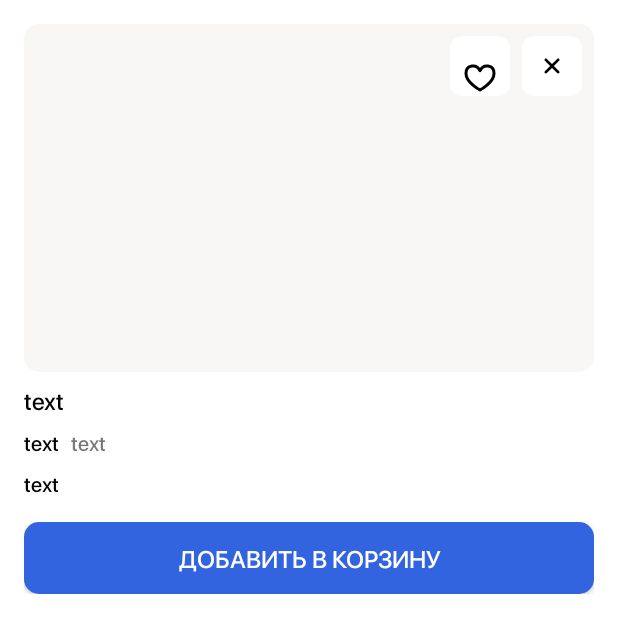
After one commit to VladMikh95/food-shop, an Android app: the layout fragment_dish_dialog.xml on its own in the app's theme, with its tools: preview values and no code run, on a phone screen of 412 x 824 dp. The commit adds this screen. Shown: the top 633 px of the screen. Run offline under Robolectric (Android 15) with nearby library versions, the phone set to English and light mode, and no system bars; network calls fail.

Commit message:
Добавлен DialogFragment, установлены значения по умолчанию в data class

```diff
--- a/app/build.gradle
+++ b/app/build.gradle
@@ -4,6 +4,7 @@ plugins {
     id 'kotlin-kapt'
     id("com.google.dagger.hilt.android")
     id("androidx.navigation.safeargs")
+    id 'kotlin-parcelize'
 }
 
 android {
--- a/app/src/main/java/ml/vladmikh/projects/food_shop/data/network/models/Category.kt
+++ b/app/src/main/java/ml/vladmikh/projects/food_shop/data/network/models/Category.kt
@@ -1,7 +1,7 @@
 package ml.vladmikh.projects.food_shop.data.network.models
 
 data class Category(
-    val id: Int,
-    val image_url: String,
-    val name: String
+    val id: Int = 0,
+    val image_url: String = "",
+    val name: String = ""
 )
--- /dev/null
+++ b/app/src/main/res/drawable/dialog_add_to_basket.xml
@@ -0,0 +1,11 @@
+<?xml version="1.0" encoding="utf-8"?>
+<shape xmlns:android="http://schemas.android.com/apk/res/android"
+    android:shape="rectangle">
+
+    <solid
+        android:color="@color/blue"/>
+
+    <corners
+        android:radius="10dp"/>
+
+</shape>
--- /dev/null
+++ b/app/src/main/res/drawable/dialog_background.xml
@@ -0,0 +1,13 @@
+<?xml version="1.0" encoding="utf-8"?>
+<shape xmlns:android="http://schemas.android.com/apk/res/android"
+    android:shape="rectangle">
+
+    <solid
+        android:color="#FFFFFFFF"/>
+
+    <corners
+        android:radius="15dp"/>
+
+
+
+</shape>
--- /dev/null
+++ b/app/src/main/res/drawable/dialog_button_close.xml
@@ -0,0 +1,11 @@
+<?xml version="1.0" encoding="utf-8"?>
+<vector xmlns:android="http://schemas.android.com/apk/res/android"
+    android:width="24dp"
+    android:height="24dp"
+    android:viewportWidth="24"
+    android:viewportHeight="24">
+
+    <path
+        android:fillColor="#000000"
+        android:pathData="M16.7364 7.2636C17.0879 7.61508 17.0879 8.18492 16.7364 8.5364L13.273 12L16.7364 15.4636C17.0586 15.7858 17.0854 16.2915 16.817 16.6442L16.7364 16.7364C16.3849 17.0879 15.8151 17.0879 15.4636 16.7364L12 13.273L8.5364 16.7364C8.18492 17.0879 7.61508 17.0879 7.2636 16.7364C6.91213 16.3849 6.91213 15.8151 7.2636 15.4636L10.727 12L7.2636 8.5364C6.94142 8.21421 6.91457 7.70853 7.18306 7.35577L7.2636 7.2636C7.61508 6.91213 8.18492 6.91213 8.5364 7.2636L12 10.727L15.4636 7.2636C15.8151 6.91213 16.3849 6.91213 16.7364 7.2636Z" />
+</vector>
--- /dev/null
+++ b/app/src/main/res/drawable/dialog_button_favorities.xml
@@ -0,0 +1,15 @@
+<?xml version="1.0" encoding="utf-8"?>
+<vector xmlns:android="http://schemas.android.com/apk/res/android"
+    android:width="24dp"
+    android:height="24dp"
+    android:viewportWidth="24"
+    android:viewportHeight="24">
+
+    <path
+        android:fillColor="#00000000"
+        android:strokeColor="#000000"
+        android:strokeWidth="2"
+        android:strokeLineJoin="round"
+        android:strokeLineCap="round"
+        android:pathData="M12 7.16221C9.92589 2.45596 2.66663 2.95722 2.66663 8.97235C2.66663 14.9875 12 20 12 20C12 20 21.3333 14.9875 21.3333 8.97235C21.3333 2.95722 14.074 2.45596 12 7.16221Z" />
+</vector>
--- /dev/null
+++ b/app/src/main/res/drawable/dialog_image_background.xml
@@ -0,0 +1,11 @@
+<?xml version="1.0" encoding="utf-8"?>
+<shape xmlns:android="http://schemas.android.com/apk/res/android"
+    android:shape="rectangle">
+
+    <solid
+        android:color="@color/dish_item_cardview"/>
+
+    <corners
+        android:radius="10dp"/>
+
+</shape>
--- /dev/null
+++ b/app/src/main/res/drawable/dialog_imagebutton.xml
@@ -0,0 +1,11 @@
+<?xml version="1.0" encoding="utf-8"?>
+<shape xmlns:android="http://schemas.android.com/apk/res/android"
+    android:shape="rectangle">
+
+    <solid
+        android:color="@color/white"/>
+
+    <corners
+        android:radius="8dp"/>
+
+</shape>
--- /dev/null
+++ b/app/src/main/res/layout/fragment_dish_dialog.xml
@@ -0,0 +1,105 @@
+<?xml version="1.0" encoding="utf-8"?>
+
+<androidx.appcompat.widget.LinearLayoutCompat xmlns:android="http://schemas.android.com/apk/res/android"
+    xmlns:app="http://schemas.android.com/apk/res-auto"
+    android:layout_width="match_parent"
+    android:layout_height="wrap_content"
+    android:background="@drawable/dialog_background"
+    android:padding="16dp">
+
+    <androidx.constraintlayout.widget.ConstraintLayout
+        android:layout_width="match_parent"
+        android:layout_height="match_parent">
+
+        <androidx.appcompat.widget.AppCompatImageView
+            android:id="@+id/imageViewDish"
+            android:layout_width="match_parent"
+            android:layout_height="232dp"
+            android:background="@drawable/dialog_image_background"
+            app:layout_constraintTop_toTopOf="parent"
+            app:layout_constraintStart_toStartOf="parent"/>
+
+        <androidx.appcompat.widget.AppCompatImageButton
+            android:id="@+id/imageButtonClose"
+            android:layout_width="40dp"
+            android:layout_height="40dp"
+            android:background="@drawable/dialog_imagebutton"
+            android:src="@drawable/dialog_button_close"
+            android:layout_marginTop="8dp"
+            android:layout_marginEnd="8dp"
+            app:layout_constraintTop_toTopOf="@id/imageViewDish"
+            app:layout_constraintEnd_toEndOf="@id/imageViewDish"/>
+
+        <androidx.appcompat.widget.AppCompatImageButton
+            android:id="@+id/imageButtonFavourites"
+            android:layout_width="40dp"
+            android:layout_height="40dp"
+            android:paddingTop="16dp"
+            android:background="@drawable/dialog_imagebutton"
+            android:src="@drawable/dialog_button_favorities"
+            android:layout_marginTop="8dp"
+            android:layout_marginEnd="8dp"
+            app:layout_constraintTop_toTopOf="@id/imageViewDish"
+            app:layout_constraintEnd_toStartOf="@id/imageButtonClose"/>
+
+        <androidx.appcompat.widget.AppCompatTextView
+            android:id="@+id/textViewTitle"
+            android:layout_width="wrap_content"
+            android:layout_height="wrap_content"
+            android:layout_marginTop="8dp"
+            android:textSize="16sp"
+            android:text="text"
+            android:textColor="@color/black"
+            app:layout_constraintTop_toBottomOf="@id/imageViewDish"
+            app:layout_constraintStart_toStartOf="parent"/>
+
+        <androidx.appcompat.widget.AppCompatTextView
+            android:id="@+id/textViewPrice"
+            android:layout_width="wrap_content"
+            android:layout_height="wrap_content"
+            android:layout_marginTop="8dp"
+            android:text="text"
+            android:textSize="14sp"
+            android:textColor="@color/black"
+            app:layout_constraintTop_toBottomOf="@id/textViewTitle"
+            app:layout_constraintStart_toStartOf="parent"/>
+
+        <androidx.appcompat.widget.AppCompatTextView
+            android:id="@+id/textViewWeight"
+            android:layout_width="wrap_content"
+            android:layout_height="wrap_content"
+            android:layout_marginTop="8dp"
+            android:layout_marginStart="8dp"
+            android:text="text"
+            android:textSize="14sp"
+            app:layout_constraintTop_toBottomOf="@id/textViewTitle"
+            app:layout_constraintStart_toEndOf="@id/textViewPrice"/>
+
+        <androidx.appcompat.widget.AppCompatTextView
+            android:id="@+id/textViewDescription"
+            android:layout_width="match_parent"
+            android:layout_height="wrap_content"
+            android:layout_marginTop="8dp"
+            android:text="text"
+            android:textSize="14sp"
+            android:textColor="@color/black"
+            app:layout_constraintTop_toBottomOf="@id/textViewPrice"
+            app:layout_constraintStart_toStartOf="parent"/>
+
+        <androidx.appcompat.widget.AppCompatButton
+            android:layout_width="match_parent"
+            android:layout_height="wrap_content"
+            android:layout_marginTop="16dp"
+            android:layout_marginBottom="16dp"
+            android:textSize="16sp"
+            android:textColor="@color/white"
+            android:background="@drawable/dialog_add_to_basket"
+            android:text="Добавить в корзину"
+            app:layout_constraintTop_toBottomOf="@id/textViewDescription"
+            app:layout_constraintStart_toStartOf="parent"
+            app:layout_constraintEnd_toEndOf="parent"/>
+    </androidx.constraintlayout.widget.ConstraintLayout>
+
+
+
+</androidx.appcompat.widget.LinearLayoutCompat>
--- a/app/src/main/res/values/colors.xml
+++ b/app/src/main/res/values/colors.xml
@@ -12,5 +12,5 @@
     <color name="category_asian">#FFD8F5F3</color>
     <color name="category_soap">#FFEFF5CF</color>
     <color name="dish_item_cardview">#FFF8F7F5</color>
-    <color name="selectedItemTag">#FF3364E0</color>
+    <color name="blue">#FF3364E0</color>
 </resources>
--- a/app/src/main/res/values/themes.xml
+++ b/app/src/main/res/values/themes.xml
@@ -12,6 +12,7 @@
         <!-- Status bar color. -->
         <item name="android:statusBarColor">?attr/colorPrimaryVariant</item>
         <!-- Customize your theme here. -->
+        <item name="android:fontFamily">@font/sf_pro_display_medium</item>
     </style>
 
     <style name="StartFragmentCategories">
@@ -30,4 +31,9 @@
         <item name="android:layout_marginTop">@dimen/category_text_margin_top</item>
         <item name="android:layout_marginStart">@dimen/category_text_margin_start</item>
     </style>
+
+    <style name="AppTheme.Alert" parent="Theme.AppCompat.Light.Dialog.Alert">
+        <item name="android:layout_width">343dp</item>
+        <item name="dialogCornerRadius">15dp</item>
+    </style>
 </resources>
```
Also changed, not shown: app/src/main/java/ml/vladmikh/projects/food_shop/data/network/models/Dishe.kt (+12 -8 lines), app/src/main/java/ml/vladmikh/projects/food_shop/ui/category/DishAdapter.kt (+8 -7 lines), app/src/main/java/ml/vladmikh/projects/food_shop/ui/dish_dialog/DishDialogFragment.kt (added, +45 -0 lines), app/src/main/java/ml/vladmikh/projects/food_shop/ui/start/StartCategoryAdapter.kt (+3 -4 lines), app/src/main/res/navigation/nav_graph.xml (+11 -0 lines).
